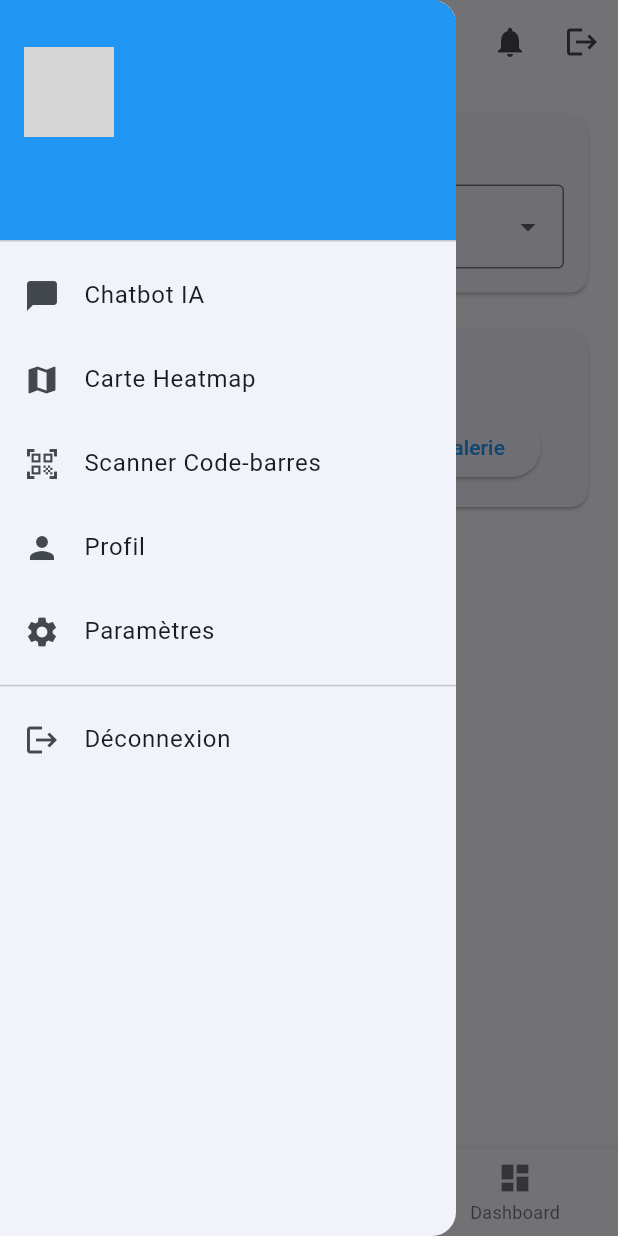
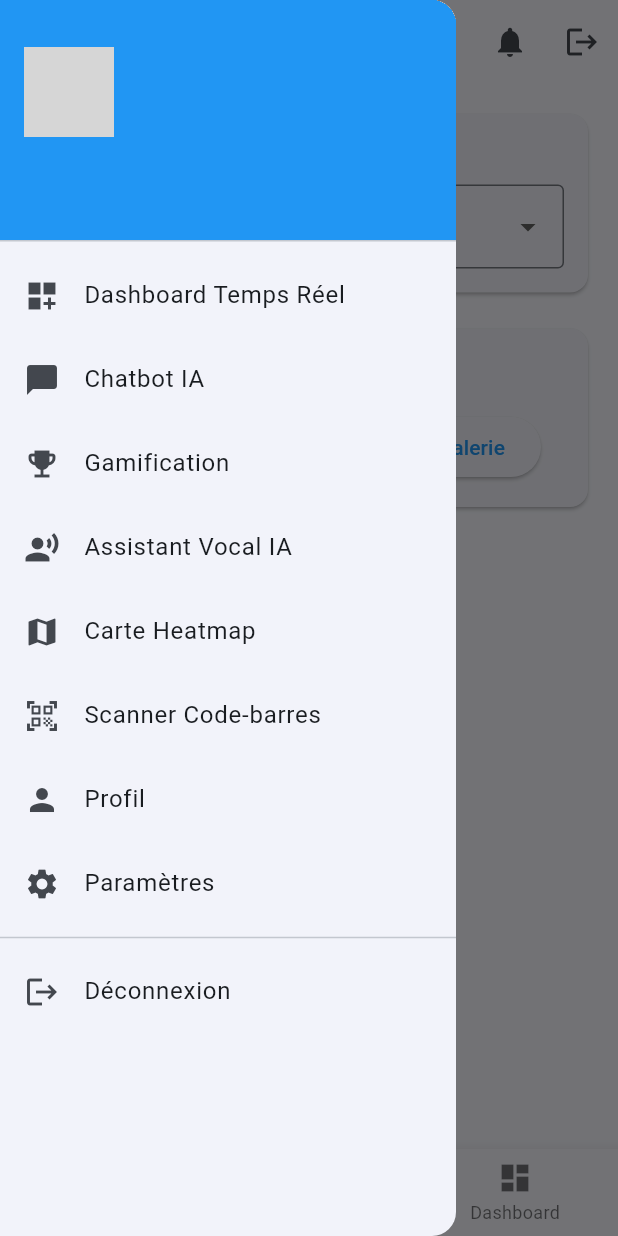
Before and after one commit to MaximeKELI/HEALTHER, a Flutter app: the HomeScreen screen opened by its route, with the side drawer open, on a phone screen of 412 x 824 dp. Run offline on Flutter 3.47's test engine with Material 3 defaults, Android fonts, the phone set to English and light mode, and no system bars; our stand-ins replace camera, fl_chart, flutter_image_compress, flutter_map, flutter_tts, geocoding and 7 more; missing offline and left inert: mobile_scanner; accounts and stored records are empty; network calls fail; grey boxes are pictures that could not be loaded.

Commit message:
HEALTHER

```diff
--- a/healther/lib/providers/diagnostic_provider.dart
+++ b/healther/lib/providers/diagnostic_provider.dart
@@ -1,5 +1,6 @@
 import 'dart:io';
 import '../models/diagnostic.dart';
+import 'gamification_provider.dart';
 import '../services/api_service.dart';
 import 'package:flutter/foundation.dart';
 import '../services/camera_service.dart';
@@ -114,6 +115,10 @@ class DiagnosticProvider with ChangeNotifier {
 
         // Recharger la liste des diagnostics
         await loadDiagnostics(userId: userId);
+
+        // Ajouter des points de gamification
+        // Note: La gamification sera gérée au niveau de l'UI avec Provider.of
+        // car DiagnosticProvider n'a pas accès au BuildContext
       } catch (e) {
         // Si erreur réseau, ajouter à la file d'attente offline
         print('Erreur réseau - Ajout à la file d\'attente offline: $e');
--- a/healther/lib/screens/diagnostic_screen.dart
+++ b/healther/lib/screens/diagnostic_screen.dart
@@ -6,6 +6,7 @@ import '../providers/auth_provider.dart';
 import '../services/camera_service.dart';
 import '../providers/diagnostic_provider.dart';
 import 'package:image_picker/image_picker.dart';
+import '../providers/gamification_provider.dart';
 
 class DiagnosticScreen extends StatefulWidget {
   const DiagnosticScreen({super.key});
@@ -133,6 +134,14 @@ class _DiagnosticScreenState extends State<DiagnosticScreen> {
       if (!mounted) return;
 
       if (success) {
+        // Ajouter des points de gamification
+        try {
+          final gamification = Provider.of<GamificationProvider>(context, listen: false);
+          gamification.addDiagnosticPoints(points: 10);
+        } catch (e) {
+          print('Erreur gamification: $e');
+        }
+
         ScaffoldMessenger.of(context).showSnackBar(
           const SnackBar(
             content: Text('Diagnostic enregistré avec succès'),
--- a/healther/lib/screens/home_screen.dart
+++ b/healther/lib/screens/home_screen.dart
@@ -5,9 +5,12 @@ import 'settings_screen.dart';
 import 'dashboard_screen.dart';
 import 'diagnostic_screen.dart';
 import 'map_heatmap_screen.dart';
+import 'gamification_screen.dart';
 import 'notifications_screen.dart';
 import 'barcode_scanner_screen.dart';
+import 'voice_assistant_screen.dart';
 import 'package:flutter/material.dart';
+import 'realtime_dashboard_screen.dart';
 import 'package:provider/provider.dart';
 import '../providers/auth_provider.dart';
 
@@ -122,6 +125,17 @@ class _HomeScreenState extends State<HomeScreen> {
               ),
             ),
             ListTile(
+              leading: const Icon(Icons.dashboard_customize),
+              title: const Text('Dashboard Temps Réel'),
+              onTap: () {
+                Navigator.pop(context);
+                Navigator.push(
+                  context,
+                  MaterialPageRoute(builder: (context) => const RealtimeDashboardScreen()),
+                );
+              },
+            ),
+            ListTile(
               leading: const Icon(Icons.chat_bubble),
               title: const Text('Chatbot IA'),
               onTap: () {
@@ -129,6 +143,28 @@ class _HomeScreenState extends State<HomeScreen> {
                 Navigator.push(
                   context,
                   MaterialPageRoute(builder: (context) => const ChatbotScreen()),
+                );
+              },
+            ),
+            ListTile(
+              leading: const Icon(Icons.emoji_events),
+              title: const Text('Gamification'),
+              onTap: () {
+                Navigator.pop(context);
+                Navigator.push(
+                  context,
+                  MaterialPageRoute(builder: (context) => const GamificationScreen()),
+                );
+              },
+            ),
+            ListTile(
+              leading: const Icon(Icons.record_voice_over),
+              title: const Text('Assistant Vocal IA'),
+              onTap: () {
+                Navigator.pop(context);
+                Navigator.push(
+                  context,
+                  MaterialPageRoute(builder: (context) => const VoiceAssistantScreen()),
                 );
               },
             ),
```
Also changed, not shown: 1 other file.
